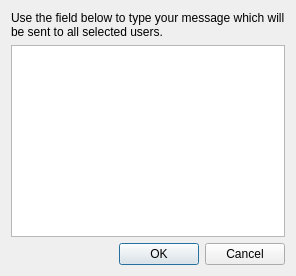
This is plugins/textmessage/TextMessageDialog.ui in veyon/veyon as Qt 5 draws it before an edit. The edited form follows.
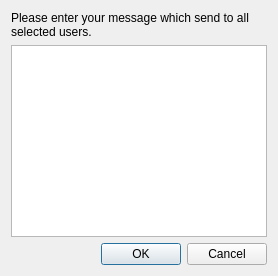
This is the edited form. Icons and pictures are not drawn.

Commit message: TextMessageDialog: improve text and fix wrap mode

Diff of the .ui file:
```diff
--- a/plugins/textmessage/TextMessageDialog.ui
+++ b/plugins/textmessage/TextMessageDialog.ui
@@ -14,7 +14,7 @@
    <item>
     <widget class="QLabel" name="label_3">
      <property name="text">
-      <string>Use the field below to type your message which will be sent to all selected users.</string>
+      <string>Please enter your message which send to all selected users.</string>
      </property>
      <property name="wordWrap">
       <bool>true</bool>
```
The commit also changes 1 other file.
